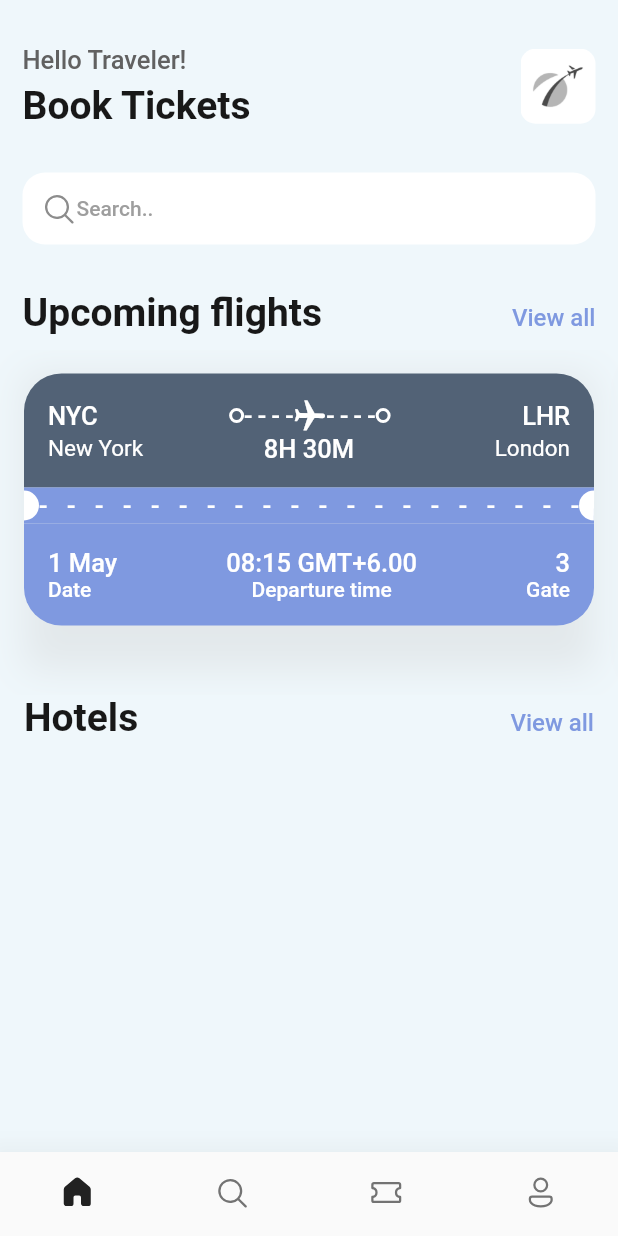
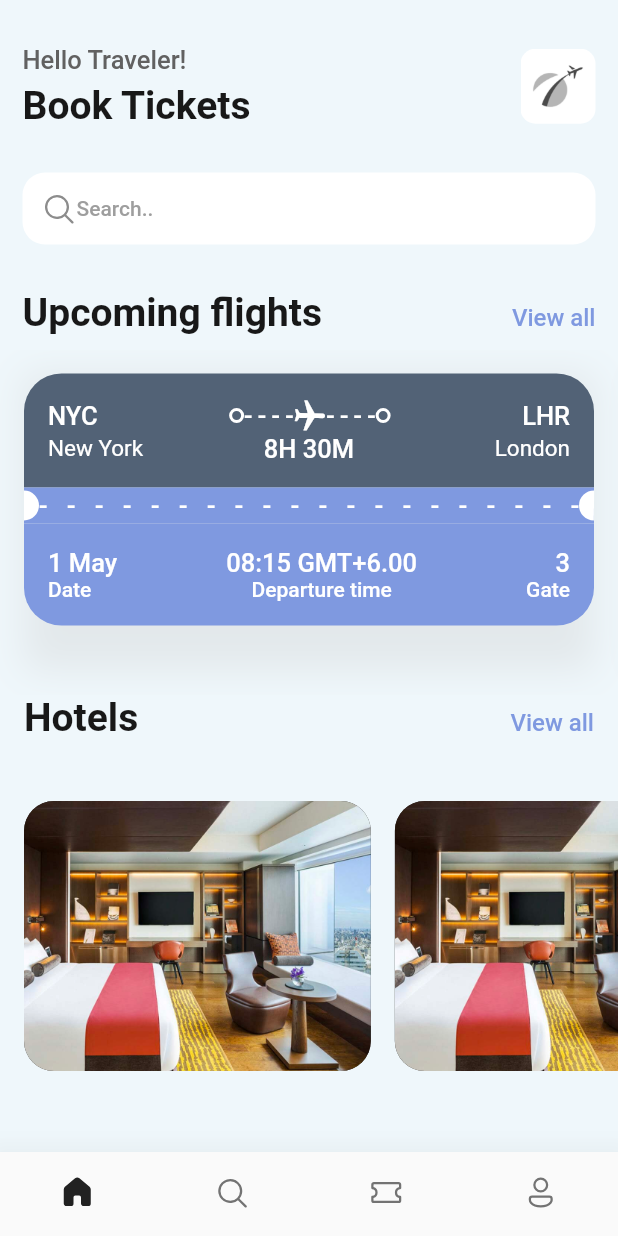
Before and after one commit to xX0ZAK0Xx/Traver, a Flutter app: the screen it shows after launch, on a phone screen of 412 x 824 dp. Run offline on Flutter 3.47's test engine with Material 2 defaults, Android fonts, the phone set to English and light mode, and no system bars; our stand-ins replace fluentui_icons.

Commit message:
Basic HotelScreen

```diff
--- a/lib/screens/home_screen.dart
+++ b/lib/screens/home_screen.dart
@@ -1,5 +1,6 @@
 import 'package:fluentui_icons/fluentui_icons.dart';
 import 'package:flutter/material.dart';
+import 'package:traver/screens/hotel_screen.dart';
 import 'package:traver/screens/ticket_view.dart';
 import 'package:traver/utils/app_styles.dart';
 
@@ -13,6 +14,7 @@
       body: SafeArea(
         child: ListView(
           children: [
+            // Title, logo, search bar, and upcoming flights title
             Container(
               padding: EdgeInsets.symmetric(horizontal: 15, vertical: 10),
               child: Column(
@@ -69,6 +71,8 @@
                 ],
               ),
             ),
+
+            //Tickets
             SingleChildScrollView(
               scrollDirection: Axis.horizontal,
               child: Row(
@@ -78,6 +82,8 @@
                 ],
               )
             ),
+
+            // Hotel Titlebar
             Container(
               padding: EdgeInsets.symmetric(horizontal: 16),
               child: Row(
@@ -90,6 +96,19 @@
                 ],
               ),
             ),
+            SizedBox(height: 25,),
+
+            //Hotel area
+            SingleChildScrollView(
+              scrollDirection: Axis.horizontal,
+              padding: EdgeInsets.all(16),
+              child: Row(
+                children: [
+                  HotelScreen(),
+                  HotelScreen(),
+                ],
+              ),
+            ),
           ],
         ),
       ),
--- /dev/null
+++ b/lib/screens/hotel_screen.dart
@@ -0,0 +1,29 @@
+import 'package:flutter/material.dart';
+import 'package:traver/utils/app_layout.dart';
+import 'package:traver/utils/app_styles.dart';
+
+class HotelScreen extends StatelessWidget {
+  const HotelScreen({super.key});
+
+  @override
+  Widget build(BuildContext context) {
+    final size = AppLayout.getSize(context);
+    return Container(
+      padding: EdgeInsets.only(right: 16),
+      width: size.width*0.6,
+      height: 350,
+      child: Column(
+        children: [
+          Container(
+            height: 180,
+            decoration: BoxDecoration(
+              borderRadius: BorderRadius.circular(20),
+              color: Styles.primaryColor,
+              image: DecorationImage(image: AssetImage("assets/images/one.png"), fit: BoxFit.cover),
+            ),
+          ),
+        ],
+      ),
+    );
+  }
+}
```
